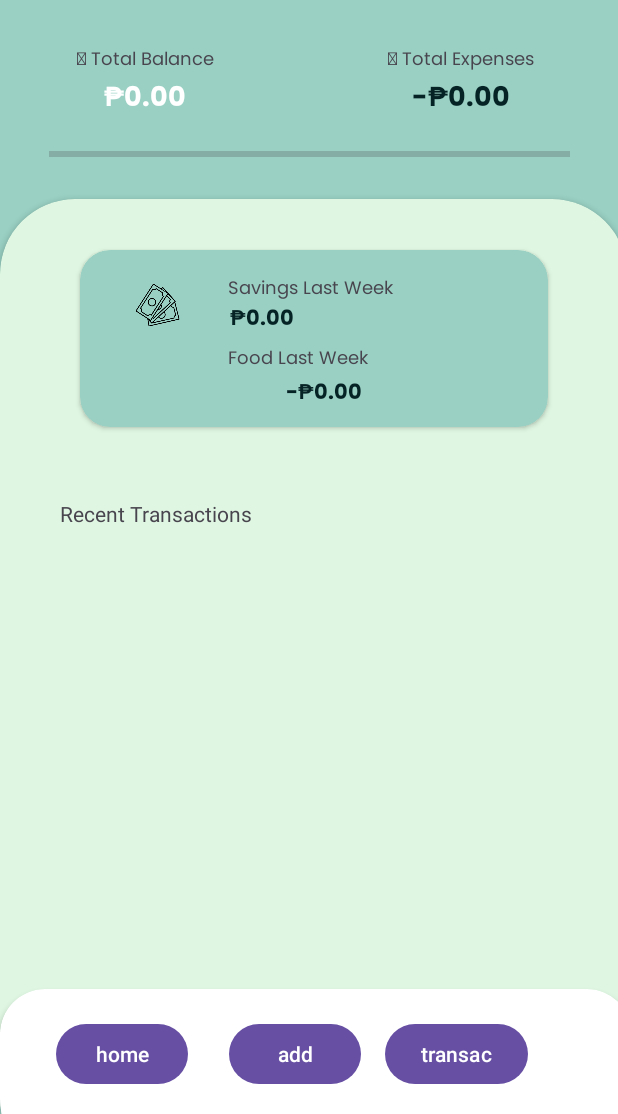
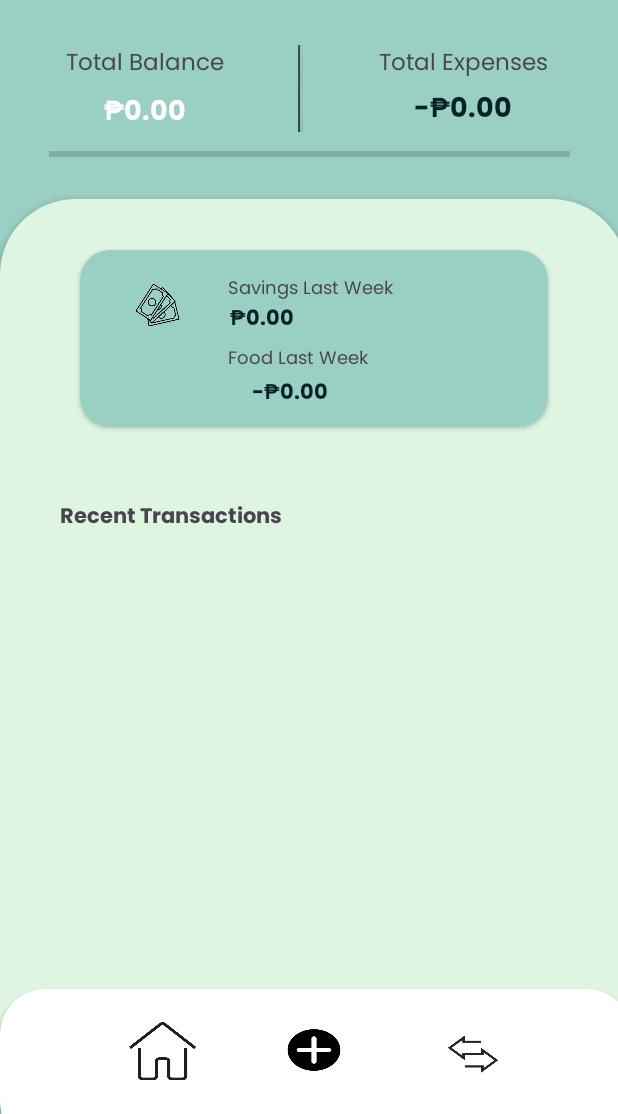
Before and after one commit to dennissegailfrancisco/PesoWise, an Android app: the screen it shows after launch (MainActivity), on a phone screen of 412 x 824 dp, the part 122-1236 px from its top. Run offline under Robolectric (Android 15) with nearby library versions, the phone set to English and light mode, and no system bars.

Commit message:
Button fixed dashboard

```diff
--- a/app/src/main/java/com/example/pisowisefinal/ui/dashboards/MainActivity.kt
+++ b/app/src/main/java/com/example/pisowisefinal/ui/dashboards/MainActivity.kt
@@ -1,8 +1,10 @@
 package com.example.pisowisefinal.ui.dashboards
 
 import android.content.Intent
+import android.media.Image
 import android.os.Bundle
 import android.widget.Button
+import android.widget.ImageButton
 import android.widget.TextView
 import androidx.appcompat.app.AppCompatActivity
 import androidx.recyclerview.widget.LinearLayoutManager
@@ -33,8 +35,8 @@ class MainActivity : AppCompatActivity() {
         dbHelper = DatabaseHelper(this)
 
         // Find Views
-        val btnAddTransaction = findViewById<Button>(R.id.btnAddTransaction)
-        val btnViewTransactions = findViewById<Button>(R.id.btnViewTransactions)
+        val btnAddTransaction = findViewById<ImageButton>(R.id.btnAddTransaction)
+        val btnViewTransactions = findViewById<ImageButton>(R.id.btnViewTransactions)
 
         tvTotalBalance = findViewById(R.id.tvTotalBalance)
         tvTotalExpenses = findViewById(R.id.tvTotalExpenses)
--- a/app/src/main/res/layout/activity_main.xml
+++ b/app/src/main/res/layout/activity_main.xml
@@ -13,7 +13,7 @@
         android:layout_height="650dp"
         android:layout_marginBottom="-40dp"
         android:minHeight="500dp"
-        app:cardBackgroundColor="#DFF7E2"
+        app:cardBackgroundColor="#DEF6E1"
         app:cardCornerRadius="50dp"
         app:layout_constraintBottom_toBottomOf="parent"
         app:layout_constraintEnd_toEndOf="parent"
@@ -86,6 +86,7 @@
                         android:id="@+id/tvFoodExpenseLastWeek"
                         android:layout_width="wrap_content"
                         android:layout_height="wrap_content"
+                        android:layout_marginStart="92dp"
                         android:layout_marginEnd="124dp"
                         android:layout_marginBottom="16dp"
                         android:fontFamily="@font/poppins_bold"
@@ -93,6 +94,7 @@
                         android:textColor="#052224"
                         app:layout_constraintBottom_toBottomOf="parent"
                         app:layout_constraintEnd_toEndOf="parent"
+                        app:layout_constraintStart_toStartOf="parent"
                         app:layout_constraintTop_toBottomOf="@+id/textView12"
                         app:layout_constraintVertical_bias="0.0" />
 
@@ -112,18 +114,24 @@
                 android:layout_height="wrap_content"
                 android:layout_marginStart="40dp"
                 android:layout_marginTop="48dp"
+                android:fontFamily="@font/poppins_bold"
                 android:text="Recent Transactions"
                 app:layout_constraintStart_toStartOf="parent"
                 app:layout_constraintTop_toBottomOf="@+id/cardView" />
 
             <androidx.recyclerview.widget.RecyclerView
                 android:id="@+id/rvRecentTransactions"
-                android:layout_width="417dp"
-                android:layout_height="278dp"
-                android:layout_marginBottom="144dp"
+                android:layout_width="385dp"
+                android:layout_height="281dp"
+                android:layout_marginStart="15dp"
+                android:layout_marginTop="5dp"
+                android:layout_marginEnd="20dp"
+                android:layout_marginBottom="148dp"
                 app:layout_constraintBottom_toBottomOf="parent"
                 app:layout_constraintEnd_toEndOf="parent"
-                app:layout_constraintStart_toStartOf="parent" />
+                app:layout_constraintHorizontal_bias="1.0"
+                app:layout_constraintStart_toStartOf="parent"
+                app:layout_constraintTop_toBottomOf="@+id/textView14" />
 
             <androidx.cardview.widget.CardView
                 android:layout_width="421dp"
@@ -133,46 +141,50 @@
                 app:layout_constraintBottom_toBottomOf="parent"
                 app:layout_constraintEnd_toEndOf="parent"
                 app:layout_constraintHorizontal_bias="0.333"
-                app:layout_constraintStart_toStartOf="parent" >
+                app:layout_constraintStart_toStartOf="parent">
 
                 <androidx.constraintlayout.widget.ConstraintLayout
                     android:layout_width="match_parent"
                     android:layout_height="match_parent">
 
-                    <Button
+
+                    <ImageButton
                         android:id="@+id/button2"
-                        android:layout_width="wrap_content"
-                        android:layout_height="wrap_content"
-                        android:layout_marginStart="20dp"
-                        android:layout_marginEnd="10dp"
-                        android:layout_marginBottom="40dp"
-                        android:text="home"
+                        android:layout_width="66dp"
+                        android:layout_height="60dp"
+                        android:layout_marginStart="75dp"
+                        android:layout_marginBottom="36dp"
+                        android:background="@drawable/home"
+                        android:textAlignment="center"
                         app:layout_constraintBottom_toBottomOf="parent"
-                        app:layout_constraintEnd_toStartOf="@+id/btnAddTransaction"
-                        app:layout_constraintStart_toStartOf="parent" />
+                        app:layout_constraintStart_toStartOf="parent"
+                        app:rippleColor="#000000"
+                        app:strokeColor="#000000" />
 
-                    <Button
+                    <ImageButton
                         android:id="@+id/btnAddTransaction"
-                        android:layout_width="wrap_content"
-                        android:layout_height="wrap_content"
-                        android:layout_marginBottom="40dp"
-                        android:text="add"
+                        android:layout_width="88dp"
+                        android:layout_height="69dp"
+                        android:layout_marginStart="24dp"
+                        android:layout_marginEnd="20dp"
+                        android:layout_marginBottom="32dp"
+                        android:background="@drawable/add"
+
+                        android:backgroundTintMode="add"
                         app:layout_constraintBottom_toBottomOf="parent"
                         app:layout_constraintEnd_toStartOf="@+id/btnViewTransactions"
-                        app:layout_constraintHorizontal_bias="0.906"
-                        app:layout_constraintStart_toStartOf="parent" />
+                        app:layout_constraintStart_toEndOf="@+id/button2" />
 
-                    <Button
+                    <ImageButton
                         android:id="@+id/btnViewTransactions"
-                        android:layout_width="wrap_content"
-                        android:layout_height="wrap_content"
-                        android:layout_marginEnd="15dp"
-                        android:layout_marginBottom="40dp"
-                        android:text="transac"
+                        android:layout_width="84dp"
+                        android:layout_height="72dp"
+                        android:layout_marginStart="20dp"
+                        android:layout_marginBottom="28dp"
+                        android:background="@drawable/transaction"
                         app:layout_constraintBottom_toBottomOf="parent"
-                        app:layout_constraintEnd_toEndOf="parent"
-                        app:layout_constraintHorizontal_bias="0.827"
-                        app:layout_constraintStart_toStartOf="parent" />
+                        app:layout_constraintStart_toEndOf="@+id/btnAddTransaction" />
+
                 </androidx.constraintlayout.widget.ConstraintLayout>
             </androidx.cardview.widget.CardView>
 
@@ -246,11 +258,14 @@
             <TextView
                 android:id="@+id/textView6"
                 android:layout_width="match_parent"
-                android:layout_height="wrap_content"
+                android:layout_height="30dp"
+                android:layout_gravity="center"
                 android:fontFamily="@font/poppins"
-                android:text="🡥 Total Balance"
+                android:foregroundGravity="center"
+                android:gravity="center_horizontal"
+                android:text="Total Balance"
                 android:textAlignment="center"
-                android:textSize="12sp" />
+                android:textSize="15sp" />
 
             <TextView
                 android:id="@+id/tvTotalBalance"
@@ -271,16 +286,20 @@
             <TextView
                 android:id="@+id/textView8"
                 android:layout_width="match_parent"
-                android:layout_height="wrap_content"
+                android:layout_height="28dp"
+                android:drawableLeft="@android:drawable/status_bar_item_app_background"
+                android:drawableTint="#070707"
                 android:fontFamily="@font/poppins"
-                android:text="🡦 Total Expenses"
+                android:text="Total Expenses"
                 android:textAlignment="center"
-                android:textSize="12sp" />
+                android:textSize="15sp" />
 
             <TextView
                 android:id="@+id/tvTotalExpenses"
                 android:layout_width="match_parent"
                 android:layout_height="wrap_content"
+                android:drawableLeft="@android:drawable/status_bar_item_app_background"
+                android:drawableTint="#000000"
                 android:fontFamily="@font/poppins_bold"
                 android:text="- Php 1,090"
                 android:textAlignment="center"
```
